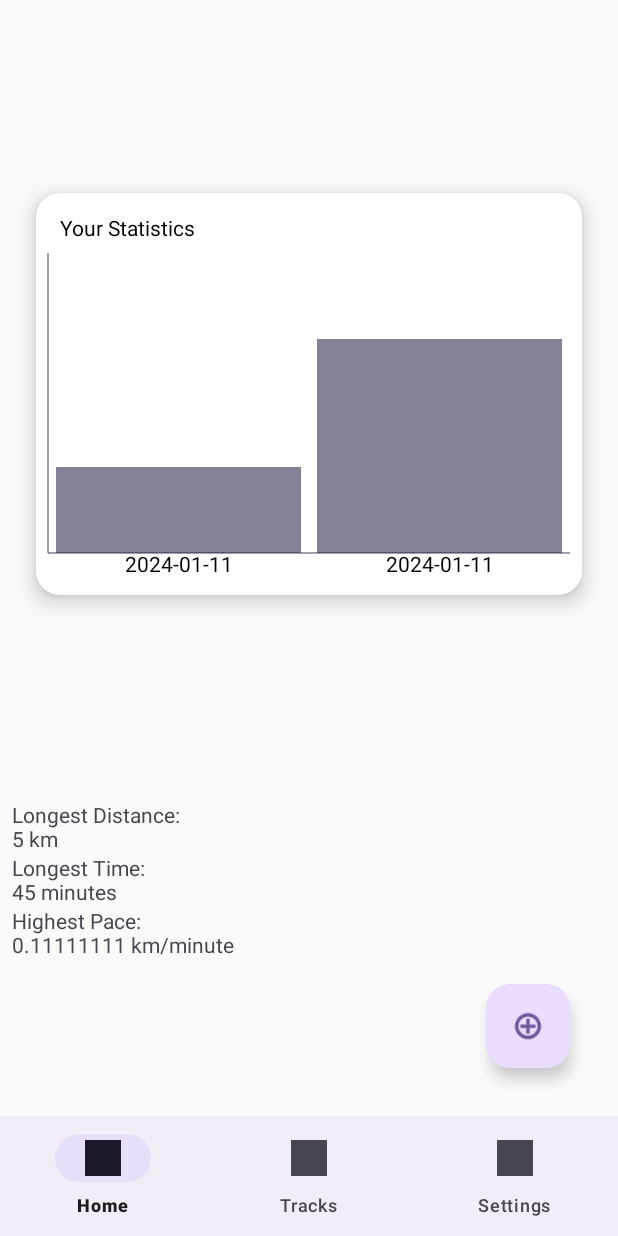
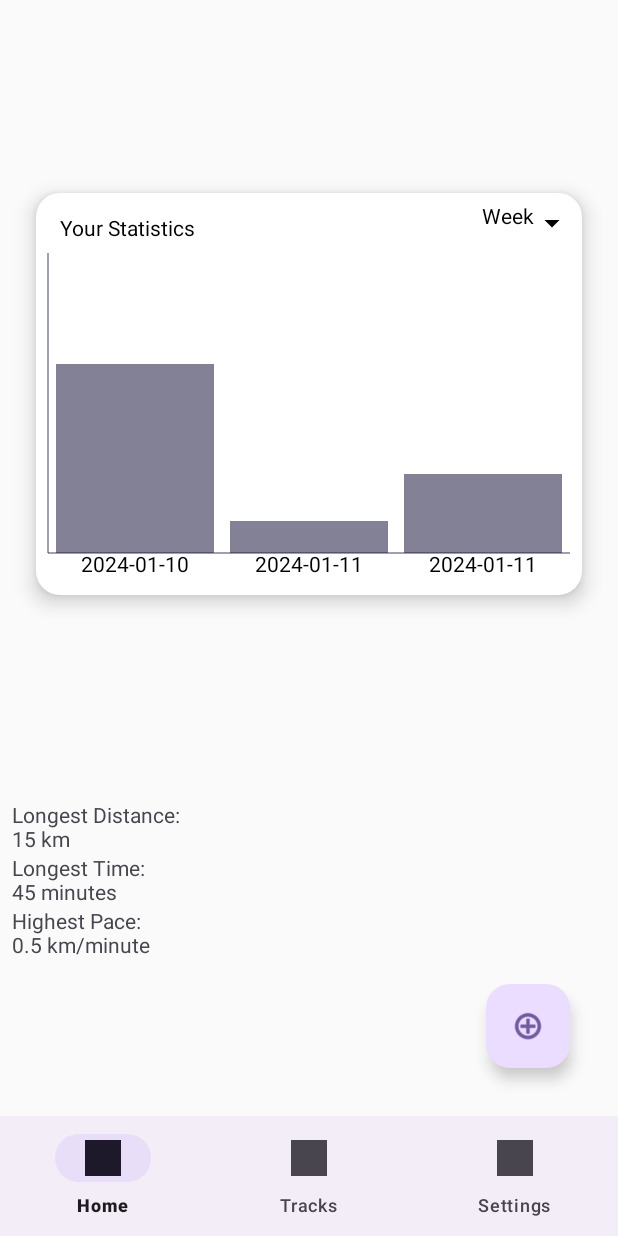
Before and after one commit to mh380/FitnessTracker, an Android app built with Jetpack Compose: the screen it shows after launch (MainActivity), on a phone screen of 412 x 824 dp. Run offline under Robolectric (Android 15) with nearby library versions, the phone set to English and light mode, and no system bars; our stand-ins replace Room's generated code.

Commit message:
statistic can show all tracks from current week, month or year

```diff
--- a/app/src/main/java/de/hdmstuttgart/trackmaster/MainActivity.kt
+++ b/app/src/main/java/de/hdmstuttgart/trackmaster/MainActivity.kt
@@ -11,6 +11,7 @@ import de.hdmstuttgart.trackmaster.homeScreen.HomeFragment
 import de.hdmstuttgart.trackmaster.trackScreen.TrackFragment
 import kotlinx.coroutines.Dispatchers
 import kotlinx.coroutines.launch
+import java.time.LocalDate
 
 class MainActivity : AppCompatActivity() {
 
@@ -24,6 +25,9 @@ class MainActivity : AppCompatActivity() {
             trackMasterApplication.repository.deleteAll()
             trackMasterApplication.repository.insert(Track(distance = 2, time = 20))
             trackMasterApplication.repository.insert(Track(distance = 5, time = 45))
+            trackMasterApplication.repository.insert(Track(date = LocalDate.now().minusDays(1), distance = 12, time = 25))
+            trackMasterApplication.repository.insert(Track(date = LocalDate.now().minusDays(10), distance = 12, time = 25))
+            trackMasterApplication.repository.insert(Track(date = LocalDate.parse("2024-02-15"), distance = 15, time = 30))
         }
 
 
--- a/app/src/main/java/de/hdmstuttgart/trackmaster/data/TrackDao.kt
+++ b/app/src/main/java/de/hdmstuttgart/trackmaster/data/TrackDao.kt
@@ -4,6 +4,7 @@ import androidx.room.Dao
 import androidx.room.Delete
 import androidx.room.Insert
 import androidx.room.Query
+import java.time.LocalDate
 
 @Dao
 interface TrackDao {
@@ -12,13 +13,14 @@ interface TrackDao {
     @Query("SELECT * FROM track")
     fun getAllTracks(): List<Track>
 
-    /*@Query("SELECT * FROM track WHERE toLocalDate(date) BETWEEN :startDate AND :endDate")
-    fun getTracksFromWeek(startDate: LocalDate, endDate: LocalDate): List<Track> */
+    @Query("SELECT * FROM track WHERE date BETWEEN :startDate AND :endDate ORDER BY DATE")
+    fun getTracksFromWeek(startDate: String, endDate: String): List<Track>
 
-    @Query("SELECT * FROM track WHERE SUBSTRING(date, 6, 2)=:month")
+    //@Query("SELECT * FROM track WHERE substr(date, 6, 2)=:month")
+    @Query("SELECT * FROM track WHERE substr(date, 6, 2) = :month ORDER BY date")
     fun getTracksFromMonth(month: String): List<Track>
 
-    @Query("SELECT * FROM track WHERE SUBSTRING(date, 1, 4)=:year")
+    @Query("SELECT * FROM track WHERE substr(date, 1, 4) = :year ORDER BY date")
     fun getTracksFromYear(year: String): List<Track>
 
     @Query("SELECT MAX (distance) FROM track")
--- a/app/src/main/java/de/hdmstuttgart/trackmaster/homeScreen/StatisticFragment.kt
+++ b/app/src/main/java/de/hdmstuttgart/trackmaster/homeScreen/StatisticFragment.kt
@@ -4,9 +4,10 @@ import android.os.Bundle
 import android.view.LayoutInflater
 import android.view.View
 import android.view.ViewGroup
-import androidx.compose.foundation.BorderStroke
 import androidx.compose.foundation.background
+import androidx.compose.foundation.clickable
 import androidx.compose.foundation.layout.Arrangement
+import androidx.compose.foundation.layout.Box
 import androidx.compose.foundation.layout.Column
 import androidx.compose.foundation.layout.Row
 import androidx.compose.foundation.layout.RowScope
@@ -16,9 +17,15 @@ import androidx.compose.foundation.layout.fillMaxWidth
 import androidx.compose.foundation.layout.height
 import androidx.compose.foundation.layout.padding
 import androidx.compose.foundation.shape.RoundedCornerShape
+import androidx.compose.material.DropdownMenu
+import androidx.compose.material.DropdownMenuItem
+import androidx.compose.material.Icon
 import androidx.compose.material.Surface
 import androidx.compose.material.Text
+import androidx.compose.material.icons.Icons
+import androidx.compose.material.icons.filled.ArrowDropDown
 import androidx.compose.runtime.Composable
+import androidx.compose.runtime.mutableStateOf
 import androidx.compose.runtime.remember
 import androidx.compose.ui.Alignment
 import androidx.compose.ui.Modifier
@@ -34,16 +41,24 @@ import androidx.lifecycle.lifecycleScope
 import de.hdmstuttgart.trackmaster.R
 import de.hdmstuttgart.trackmaster.TrackMasterApplication
 import de.hdmstuttgart.trackmaster.data.BarchartInput
+import de.hdmstuttgart.trackmaster.data.Track
 import kotlinx.coroutines.Dispatchers
 import kotlinx.coroutines.launch
 import kotlinx.coroutines.withContext
+import java.time.LocalDate
 
 
 class StatisticFragment : Fragment(R.layout.fragment_statistic) {
 
     private val defaultMaxHeight = 200.dp //defines max height for bars
     private var barchartInputList: MutableList<BarchartInput> = mutableListOf()
-    private var listSum: Int = 0
+    private var listSum = 0
+    private var currentTimeSpan = "Week"
+
+    private lateinit var inflater: LayoutInflater
+    private var container: ViewGroup? = null
+    private var savedInstanceState: Bundle? = null
+
 
 
     override fun onCreateView(
@@ -51,22 +66,55 @@ class StatisticFragment : Fragment(R.layout.fragment_statistic) {
         container: ViewGroup?,
         savedInstanceState: Bundle?
     ): View {
+        this.inflater = inflater
+        this.container = container
+        this.savedInstanceState = savedInstanceState
         return inflater.inflate(R.layout.fragment_statistic, container, false).apply {
             ViewCompositionStrategy.DisposeOnViewTreeLifecycleDestroyed
+
+            update(container)
+            /*lifecycleScope.launch(Dispatchers.IO) {
+                getInput()
+
+                withContext(Dispatchers.Main) {
+                    findViewById<ComposeView>(R.id.composeView).setContent {
+                        Surface(
+                            modifier = Modifier
+                                .padding(16.dp)
+                                .fillMaxSize(),
+                            color = Color.White,
+                            shape = RoundedCornerShape(16.dp),
+                            elevation = 8.dp,
+                        ) {
+                            if (barchartInputList.isEmpty()) {
+                                Text(text = "No data, start tracking your activities.")
+                            } else {
+                                BarChart(barchartInputList)
+                            }
+                        }
+                    }
+                }
+            }*/
+        }
+    }
+
+    private fun update(container: ViewGroup?) {
 
             lifecycleScope.launch(Dispatchers.IO) {
                 getInput()
 
                 withContext(Dispatchers.Main) {
-                    findViewById<ComposeView>(R.id.composeView).setContent {
+                    container!!.findViewById<ComposeView>(R.id.composeView).setContent {
                         Surface(
-                            modifier = Modifier.padding(16.dp).fillMaxSize(),
+                            modifier = Modifier
+                                .padding(16.dp)
+                                .fillMaxSize(),
                             color = Color.White,
                             shape = RoundedCornerShape(16.dp),
                             elevation = 8.dp,
                         ) {
-                            if(barchartInputList.isEmpty()){
-                                Text(text =  "No data, start tracking your activities.")
+                            if (barchartInputList.isEmpty()) {
+                                Text(text = "No data, start tracking your activities.")
                             } else {
                                 BarChart(barchartInputList)
                             }
@@ -75,10 +123,10 @@ class StatisticFragment : Fragment(R.layout.fragment_statistic) {
                 }
             }
         }
-    }
 
     private fun getInput() {
 
+        val currentDate = LocalDate.now()
 
         activity?.let {
             val fragmentActivity = it
@@ -86,8 +134,17 @@ class StatisticFragment : Fragment(R.layout.fragment_statistic) {
 
             lifecycleScope.launch(Dispatchers.IO) {
 
-                val allTracks = trackMasterApplication.repository.getAllTracks()
-                for(track in allTracks) {
+                barchartInputList.clear()
+                var allTracks: List<Track>
+
+                when (currentTimeSpan) {
+                    "Week" -> allTracks = trackMasterApplication.repository.getTracksFromWeek(currentDate)
+                    "Month" -> allTracks = trackMasterApplication.repository.getTracksFromMonth(currentDate.month)
+                    "Year" -> allTracks = trackMasterApplication.repository.getTracksFromYear(currentDate.year.toString())
+                    else -> allTracks = trackMasterApplication.repository.getTracksFromWeek(currentDate)
+                }
+
+                for (track in allTracks) {
                     val input = BarchartInput(track.distance, track.date.toString())
                     barchartInputList.add(input)
                 }
@@ -106,14 +163,21 @@ class StatisticFragment : Fragment(R.layout.fragment_statistic) {
         val density = LocalDensity.current
         val strokeWidth = with(density) { 1.dp.toPx() }
 
-        Column (
+        Column(
             modifier = Modifier.padding(8.dp),
         ) {
 
-            Text(
-                text = "Your Statistics",
-                modifier = Modifier.padding(8.dp),
-            )
+            Row(
+                modifier = Modifier.fillMaxWidth(),
+                horizontalArrangement = Arrangement.SpaceBetween,
+            ) {
+                Text(
+                    text = "Your Statistics",
+                    modifier = Modifier.padding(8.dp),
+                )
+                DropDown()
+            }
+
 
             Row(
                 modifier = modifier.then(
@@ -168,10 +232,11 @@ class StatisticFragment : Fragment(R.layout.fragment_statistic) {
     fun RowScope.Bar(
         input: BarchartInput
     ) {
-        val color = Color(R.color.medium_blue) //todo: change color (add it to colors.xml and reference it here)
+        val color =
+            Color(R.color.medium_blue) //todo: change color (add it to colors.xml and reference it here)
 
         val value = input.distance
-        val itemHeight = remember(value) { value * (defaultMaxHeight.value - 0.5) / listSum}
+        val itemHeight = remember(value) { value * (defaultMaxHeight.value - 0.5) / listSum }
 
         Spacer(
             modifier = Modifier
@@ -183,74 +248,42 @@ class StatisticFragment : Fragment(R.layout.fragment_statistic) {
     }
 
 
-    //old version
+    @Composable
+    fun DropDown() {
+        val list = listOf("Week", "Month", "Year")
+        val expanded = remember { mutableStateOf(false) }
+        val currentValue = remember { mutableStateOf(list[0]) }
 
-    /*Row(
-            verticalAlignment = Alignment.Bottom,
-            horizontalArrangement = Arrangement.SpaceBetween,
-            modifier = modifier
-        ) {
-            val listSum by remember {
-                mutableStateOf(inputList.sumOf { it.value })
-            }
-            inputList.forEach { input ->
-                val percentage = input.value / listSum.toFloat()
-                Bar(
-                    modifier = Modifier
-                        .height(120.dp * percentage * inputList.size)
-                        .width(40.dp),
-                    percentage = input.value / listSum.toFloat(),
-                    description = input.timespan,
-                    showDescription = showDescription
-                )
-            }
-        }*/
+        Box() {
 
-    /*@Composable
-    fun Bar(
-        modifier: Modifier = Modifier,
-        primaryColor: Color = Color(0xFF03DAC5), //todo: change color (add it to colors.xml and reference it here)
-        percentage: Float,
-        description: String,
-        showDescription: Boolean
-    ) {
-        Box(
-            modifier = modifier,
-            contentAlignment = Alignment.Center
-        ) {
-            Canvas(
-                modifier = Modifier.fillMaxSize()
+            Row(
+                modifier = Modifier
+                    .clickable { expanded.value = !expanded.value }
+                    .align(Alignment.TopEnd)
             ) {
-                val width = size.width
-                val height = size.height
+                Text(text = currentValue.value)
+                Icon(imageVector = Icons.Filled.ArrowDropDown, contentDescription = null)
 
-                val path = Path().apply {
-                    moveTo(0f, height)
-                    lineTo(width, height)
-                    lineTo(width, 0f)
-                    lineTo(0f, 0f)
-                    close()
-                }
-                drawPath(
-                    path,
-                    brush = Brush.linearGradient(
-                        colors = listOf(Color(("0x" + R.color.black).toInt()), primaryColor)
-                    )
-                )
+                DropdownMenu(
+                    expanded = expanded.value,
+                    onDismissRequest = { expanded.value = false },
+                ) {
+                    list.forEach {
 
-                drawContext.canvas.nativeCanvas.apply {
-                    drawText(
-                        "date", //todo: here has to stand the date/ week/ month
-                        width / 5f,
-                        height + 55f,
-                        android.graphics.Paint().apply {
-                            this.color = R.color.black.toColor().toArgb()
-                            textSize = 11.dp.toPx()
-                            isFakeBoldText = true
+                        DropdownMenuItem(
+                            onClick = {
+                                currentValue.value = it
+                                currentTimeSpan = it
+                                expanded.value = false
+                                //todo: barchart needs to be rebuild
+                                update(container)
+                            }
+                        ) {
+                            Text(text = it)
                         }
-                    )
+                    }
                 }
             }
         }
-    }*/
+    }
 }
```
Also changed, not shown: app/src/main/java/de/hdmstuttgart/trackmaster/data/Month.kt (+13 -13 lines), app/src/main/java/de/hdmstuttgart/trackmaster/data/TrackRepository.kt (+11 -6 lines).
